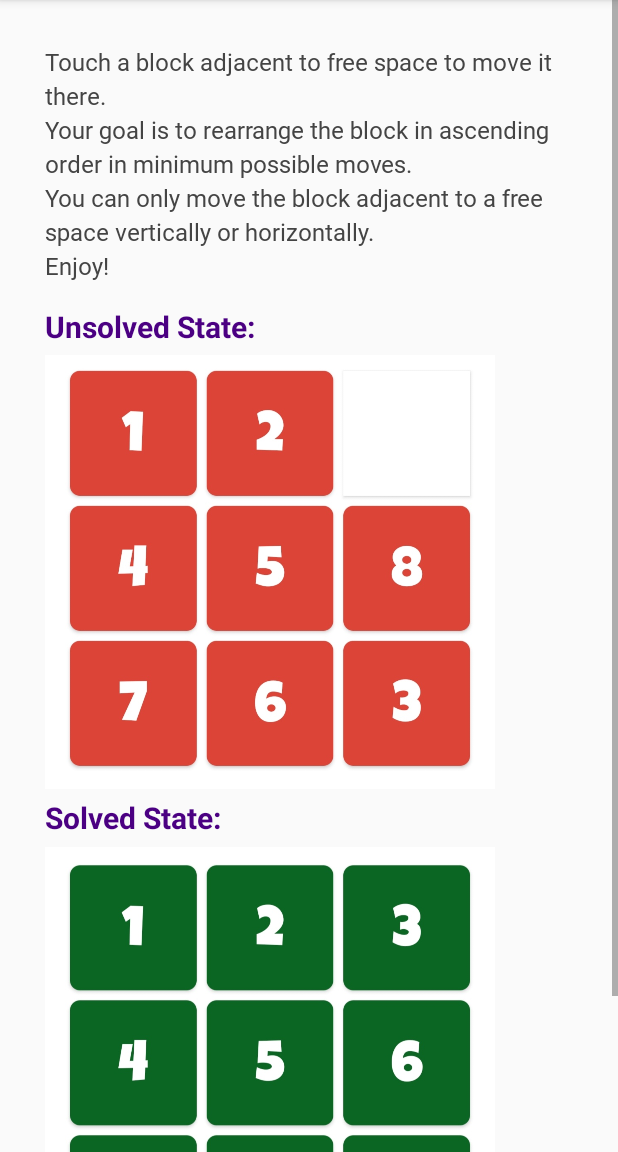
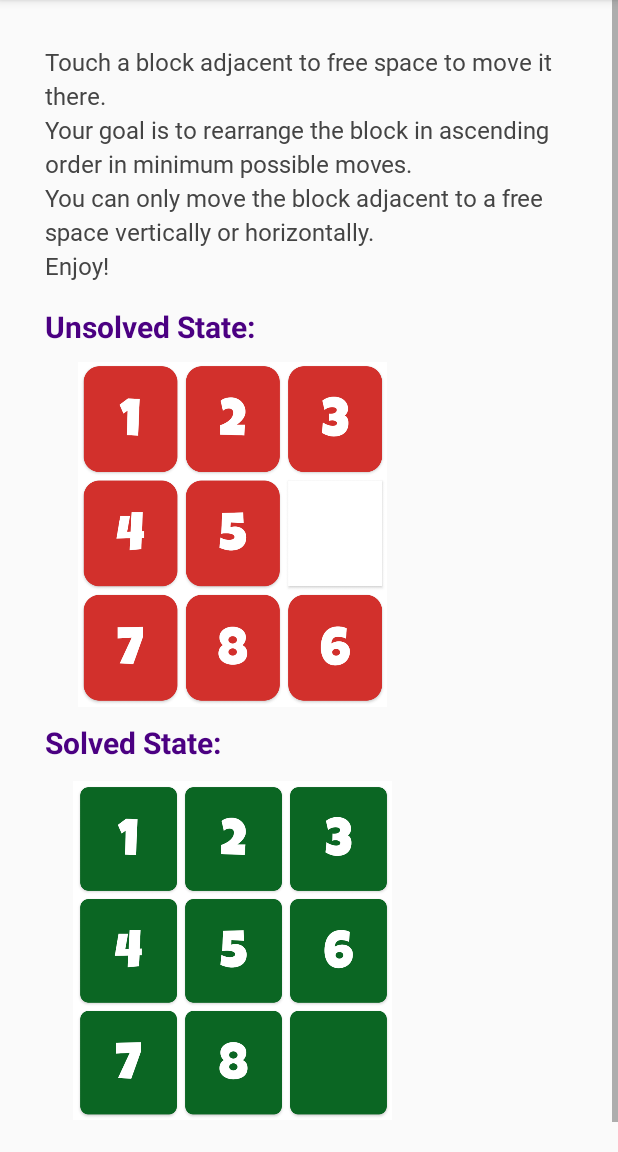
Before and after one commit to Athe1stB/9-BOX-PUZZLE, an Android app: the instructions screen opened directly, with no data from a screen before it, on a phone screen of 412 x 824 dp, the part 84-1236 px from its top. Run offline under Robolectric (Android 15) with nearby library versions, the phone set to English and light mode, and no system bars; Roboto replaces fonts that are not available here.

Commit message:
Fix 'How To Play' Crash

```diff
--- a/app/build.gradle
+++ b/app/build.gradle
@@ -7,8 +7,8 @@ android {
         applicationId "com.lbcc.a9_box_puzzle"
         minSdkVersion 21
         targetSdkVersion 29
-        versionCode 3
-        versionName "3.0"
+        versionCode 4
+        versionName "4.0"
         testInstrumentationRunner "androidx.test.runner.AndroidJUnitRunner"
     }
     signingConfigs {
--- a/app/src/main/res/layout/activity_instructions.xml
+++ b/app/src/main/res/layout/activity_instructions.xml
@@ -30,9 +30,10 @@
             android:textStyle="bold"
             android:textSize="20sp"/>
         <ImageView
-            android:layout_width="300dp"
-            android:layout_height="300dp"
-            android:src="@drawable/unsolvedpuzzle"/>
+            android:layout_width="250dp"
+            android:layout_height="250dp"
+            android:padding="10dp"
+            android:src="@drawable/unsolvedpuzzle1"/>
 
         <TextView
         android:layout_width="wrap_content"
@@ -42,9 +43,10 @@
         android:textStyle="bold"
         android:textSize="20sp"/>
         <ImageView
-        android:layout_width="300dp"
-        android:layout_height="300dp"
-        android:src="@drawable/solvedpuzzle"/>
+        android:layout_width="250dp"
+        android:layout_height="250dp"
+        android:padding="12dp"
+        android:src="@drawable/solvedpuzzle1"/>
 
     </LinearLayout>
 
```
Also changed, not shown: app/src/main/res/drawable/solvedpuzzle1.png (added), app/src/main/res/drawable/unsolvedpuzzle1.png (added), 1 other file.
